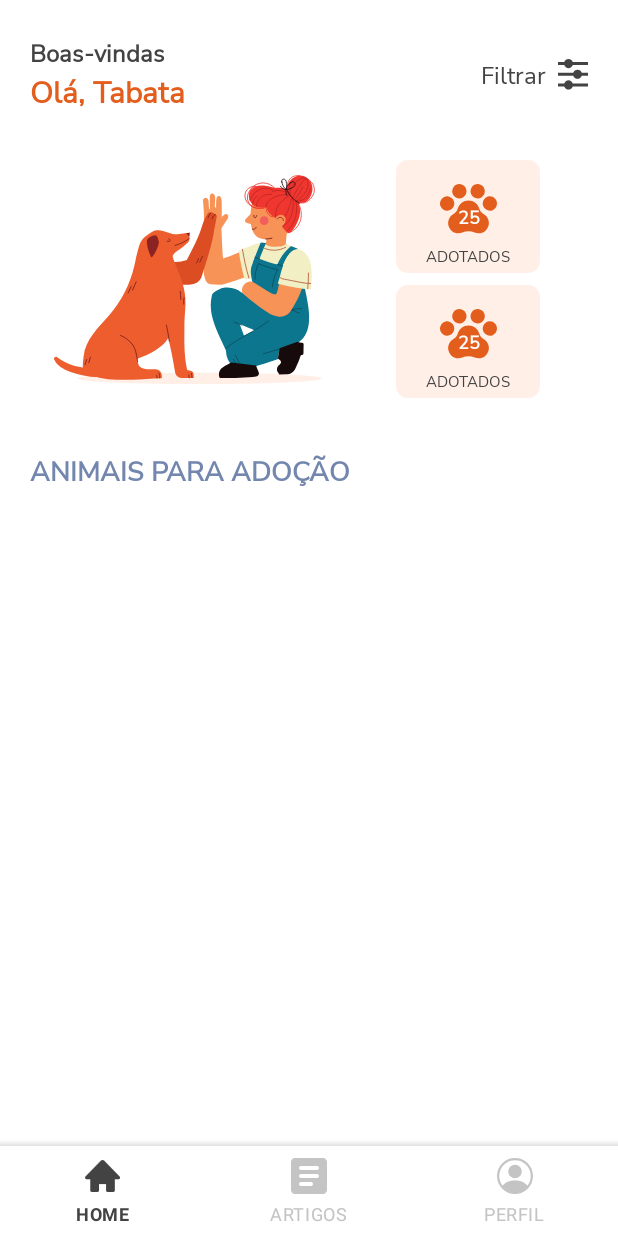
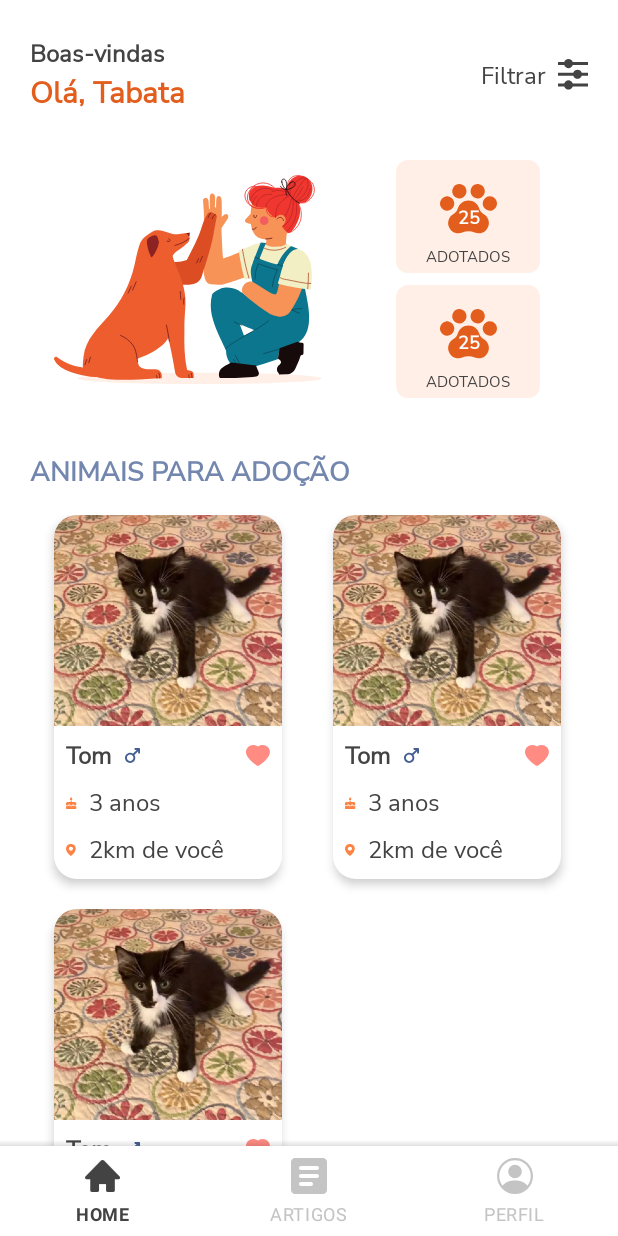
Before and after one commit to Pederzini/miaudote, an Android app: the layout activity_home_adotante.xml on its own in the app's theme, with its tools: preview values and no code run, on a phone screen of 412 x 824 dp. Run offline under Robolectric (Android 15) with nearby library versions, the phone set to English and light mode, and no system bars.

Commit message:
Inicia implementação do RecyclerView

```diff
--- /dev/null
+++ b/aplicacao/Miaudote/app/src/main/res/drawable/ic_card_animal_heart.xml
@@ -0,0 +1,9 @@
+<vector xmlns:android="http://schemas.android.com/apk/res/android"
+    android:width="16dp"
+    android:height="14dp"
+    android:viewportWidth="16"
+    android:viewportHeight="14">
+  <path
+      android:pathData="M15.5242,2.869C15.2773,2.3076 14.9214,1.7988 14.4764,1.3712C14.0309,0.9423 13.5058,0.6015 12.9295,0.3672C12.3318,0.1234 11.6909,-0.0015 11.0437,0C10.1358,0 9.2501,0.2442 8.4803,0.7055C8.2961,0.8159 8.1212,0.9371 7.9555,1.0691C7.7897,0.9371 7.6148,0.8159 7.4306,0.7055C6.6609,0.2442 5.7751,0 4.8672,0C4.2134,0 3.58,0.123 2.9815,0.3672C2.4032,0.6024 1.8821,0.9407 1.4346,1.3712C0.9889,1.7983 0.6329,2.3072 0.3867,2.869C0.1307,3.4533 0,4.0738 0,4.7123C0,5.3147 0.1252,5.9424 0.3738,6.581C0.5819,7.1146 0.8803,7.6682 1.2615,8.2272C1.8655,9.1117 2.696,10.0343 3.7273,10.9695C5.4362,12.5198 7.1286,13.5907 7.2004,13.6341L7.6369,13.9091C7.8302,14.0303 8.0788,14.0303 8.2722,13.9091L8.7086,13.6341C8.7805,13.5889 10.471,12.5198 12.1818,10.9695C13.2131,10.0343 14.0436,9.1117 14.6476,8.2272C15.0288,7.6682 15.329,7.1146 15.5352,6.581C15.7838,5.9424 15.9091,5.3147 15.9091,4.7123C15.9109,4.0738 15.7802,3.4533 15.5242,2.869Z"
+      android:fillColor="#FF8B82"/>
+</vector>
--- /dev/null
+++ b/aplicacao/Miaudote/app/src/main/res/drawable/ic_card_birthday.xml
@@ -0,0 +1,9 @@
+<vector xmlns:android="http://schemas.android.com/apk/res/android"
+    android:width="7dp"
+    android:height="8dp"
+    android:viewportWidth="7"
+    android:viewportHeight="8">
+  <path
+      android:pathData="M3.27273,2.18182C3.46561,2.18182 3.6506,2.1052 3.78699,1.96881C3.92338,1.83241 4,1.64743 4,1.45455C4,1.31636 3.96364,1.18909 3.89455,1.08L3.27273,0L2.65091,1.08C2.58182,1.18909 2.54545,1.31636 2.54545,1.45455C2.54545,1.64743 2.62208,1.83241 2.75847,1.96881C2.89486,2.1052 3.07984,2.18182 3.27273,2.18182ZM4.94545,5.81818L4.55636,5.42545L4.16364,5.81818C3.69091,6.28727 2.86182,6.29091 2.38545,5.81818L2,5.42545L1.6,5.81818C1.39139,6.02416 1.11753,6.151 0.82551,6.17689C0.53349,6.20277 0.24158,6.12608 0,5.96V7.63636C0,7.73281 0.03831,7.8253 0.10651,7.89349C0.1747,7.96169 0.26719,8 0.36364,8H6.18182C6.27826,8 6.37075,7.96169 6.43895,7.89349C6.50714,7.8253 6.54545,7.73281 6.54545,7.63636V5.96C6.30387,6.12608 6.01196,6.20277 5.71995,6.17689C5.42793,6.151 5.15406,6.02416 4.94545,5.81818ZM5.45455,3.27273H3.63636V2.54545H2.90909V3.27273H1.09091C0.80158,3.27273 0.52411,3.38766 0.31952,3.59225C0.11494,3.79683 0,4.07431 0,4.36364V4.92364C0,5.31636 0.32,5.63636 0.71273,5.63636C0.90909,5.63636 1.09091,5.56364 1.21455,5.42909L2,4.65455L2.76727,5.42909C3.03636,5.69818 3.50545,5.69818 3.77455,5.42909L4.54545,4.65455L5.32727,5.42909C5.45455,5.56364 5.63636,5.63636 5.82909,5.63636C6.22182,5.63636 6.54545,5.31636 6.54545,4.92364V4.36364C6.54545,4.07431 6.43052,3.79683 6.22593,3.59225C6.02135,3.38766 5.74387,3.27273 5.45455,3.27273Z"
+      android:fillColor="#FD8344"/>
+</vector>
--- /dev/null
+++ b/aplicacao/Miaudote/app/src/main/res/drawable/ic_card_location.xml
@@ -0,0 +1,9 @@
+<vector xmlns:android="http://schemas.android.com/apk/res/android"
+    android:width="7dp"
+    android:height="8dp"
+    android:viewportWidth="7"
+    android:viewportHeight="8">
+  <path
+      android:pathData="M3.11054,8.00009C2.54928,7.52135 2.02905,6.9965 1.55527,6.43105C0.84429,5.58187 0,4.31721 0,3.1121C-0.00031,2.49664 0.18197,1.89492 0.52377,1.3831C0.86557,0.87127 1.35152,0.47234 1.92012,0.2368C2.48873,0.00126 3.11443,-0.0603 3.71804,0.0599C4.32164,0.1801 4.87603,0.47666 5.31103,0.91206C5.60064,1.20039 5.8302,1.54329 5.98641,1.92093C6.14262,2.29856 6.22238,2.70343 6.22108,3.1121C6.22108,4.31721 5.37679,5.58187 4.66581,6.43105C4.19203,6.9965 3.6718,7.52135 3.11054,8.00009ZM3.11054,1.77901C2.75698,1.77901 2.41791,1.91946 2.1679,2.16946C1.9179,2.41947 1.77745,2.75854 1.77745,3.1121C1.77745,3.46566 1.9179,3.80473 2.1679,4.05474C2.41791,4.30474 2.75698,4.44519 3.11054,4.44519C3.4641,4.44519 3.80317,4.30474 4.05318,4.05474C4.30318,3.80473 4.44363,3.46566 4.44363,3.1121C4.44363,2.75854 4.30318,2.41947 4.05318,2.16946C3.80317,1.91946 3.4641,1.77901 3.11054,1.77901Z"
+      android:fillColor="#FD8344"/>
+</vector>
--- /dev/null
+++ b/aplicacao/Miaudote/app/src/main/res/drawable/ic_card_male.xml
@@ -0,0 +1,9 @@
+<vector xmlns:android="http://schemas.android.com/apk/res/android"
+    android:width="10dp"
+    android:height="10dp"
+    android:viewportWidth="10"
+    android:viewportHeight="10">
+  <path
+      android:pathData="M9.375,0H6.875C6.5313,0 6.25,0.2813 6.25,0.625C6.25,0.9688 6.5313,1.25 6.875,1.25H7.8625L5.3812,3.7313C4.8313,3.35 4.1625,3.125 3.4375,3.125C1.5375,3.125 0,4.6625 0,6.5625C0,8.4625 1.5375,10 3.4375,10C5.3375,10 6.875,8.4625 6.875,6.5625C6.875,5.8375 6.65,5.1687 6.2688,4.6125L8.75,2.1375V3.125C8.75,3.4688 9.0313,3.75 9.375,3.75C9.7188,3.75 10,3.4688 10,3.125V0.625C10,0.2813 9.7188,0 9.375,0ZM3.4375,8.75C2.2313,8.75 1.25,7.7688 1.25,6.5625C1.25,5.3562 2.2313,4.375 3.4375,4.375C4.6438,4.375 5.625,5.3562 5.625,6.5625C5.625,7.7688 4.6438,8.75 3.4375,8.75Z"
+      android:fillColor="#445E93"/>
+</vector>
--- /dev/null
+++ b/aplicacao/Miaudote/app/src/main/res/drawable/rounded_card_background.xml
@@ -0,0 +1,7 @@
+<?xml version="1.0" encoding="utf-8"?>
+<shape xmlns:android="http://schemas.android.com/apk/res/android">
+
+    <solid android:color="@color/white"/>
+    <corners android:radius="15dp"/>
+
+</shape>
--- a/aplicacao/Miaudote/app/src/main/res/layout/activity_home_adotante.xml
+++ b/aplicacao/Miaudote/app/src/main/res/layout/activity_home_adotante.xml
@@ -81,6 +81,17 @@
         app:layout_constraintStart_toStartOf="@id/welcome"
         app:layout_constraintTop_toBottomOf="@id/girl_with_dog" />
 
+    <androidx.recyclerview.widget.RecyclerView
+        android:layout_width="match_parent"
+        android:layout_height="wrap_content"
+        android:layout_marginStart="@dimen/space_twenty"
+        android:layout_marginEnd="@dimen/space_twenty"
+        android:paddingTop="@dimen/space_sixteen"
+        app:layoutManager="androidx.recyclerview.widget.GridLayoutManager"
+        app:layout_constraintTop_toBottomOf="@id/title"
+        app:spanCount="2"
+        tools:listitem="@layout/item_animal_adotante" />
+
     <View
         android:layout_width="match_parent"
         android:layout_height="@dimen/size_four"
--- /dev/null
+++ b/aplicacao/Miaudote/app/src/main/res/layout/item_animal_adotante.xml
@@ -0,0 +1,96 @@
+<?xml version="1.0" encoding="utf-8"?>
+<androidx.constraintlayout.widget.ConstraintLayout xmlns:android="http://schemas.android.com/apk/res/android"
+    xmlns:app="http://schemas.android.com/apk/res-auto"
+    xmlns:tools="http://schemas.android.com/tools"
+    android:layout_width="152dp"
+    android:layout_height="wrap_content"
+    android:layout_marginStart="@dimen/space_sixteen"
+    android:layout_marginBottom="@dimen/space_twenty"
+    android:background="@drawable/rounded_card_background"
+    android:elevation="@dimen/size_four"
+    android:orientation="vertical">
+
+    <com.google.android.material.imageview.ShapeableImageView
+        android:id="@+id/iv_picture"
+        android:layout_width="wrap_content"
+        android:layout_height="wrap_content"
+        android:adjustViewBounds="true"
+        android:scaleType="centerCrop"
+        android:src="@drawable/cat"
+        app:layout_constraintStart_toStartOf="parent"
+        app:layout_constraintTop_toTopOf="parent"
+        app:shapeAppearanceOverlay="@style/ShapeAppearanceOverlay.App.SelectedCornerRadius" />
+
+    <TextView
+        android:id="@+id/tv_animal_name"
+        style="@style/regularTextBold"
+        android:layout_width="wrap_content"
+        android:layout_height="wrap_content"
+        android:layout_margin="@dimen/space_eight"
+        app:layout_constraintStart_toStartOf="parent"
+        app:layout_constraintTop_toBottomOf="@id/iv_picture"
+        tools:text="Tom" />
+
+    <ImageView
+        android:id="@+id/iv_gender"
+        android:layout_width="wrap_content"
+        android:layout_height="wrap_content"
+        android:layout_marginStart="@dimen/space_eight"
+        app:layout_constraintBottom_toBottomOf="@id/tv_animal_name"
+        app:layout_constraintStart_toEndOf="@id/tv_animal_name"
+        app:layout_constraintTop_toTopOf="@id/tv_animal_name"
+        tools:src="@drawable/ic_card_male" />
+
+    <ImageView
+        android:id="@+id/iv_bookmark"
+        android:layout_width="wrap_content"
+        android:layout_height="wrap_content"
+        android:layout_marginEnd="@dimen/space_eight"
+        android:src="@drawable/ic_card_animal_heart"
+        app:layout_constraintBottom_toBottomOf="@id/tv_animal_name"
+        app:layout_constraintEnd_toEndOf="@id/iv_picture"
+        app:layout_constraintTop_toTopOf="@id/tv_animal_name" />
+
+    <ImageView
+        android:id="@+id/iv_birthday"
+        android:layout_width="wrap_content"
+        android:layout_height="wrap_content"
+        android:src="@drawable/ic_card_birthday"
+        app:layout_constraintBottom_toBottomOf="@id/tv_birthday"
+        app:layout_constraintStart_toStartOf="@id/tv_animal_name"
+        app:layout_constraintTop_toTopOf="@id/tv_birthday" />
+
+    <TextView
+        android:id="@+id/tv_birthday"
+        style="@style/regularText"
+        android:layout_width="wrap_content"
+        android:layout_height="wrap_content"
+        android:layout_marginStart="@dimen/space_eight"
+        android:layout_marginTop="@dimen/space_eight"
+        app:layout_constraintStart_toEndOf="@id/iv_birthday"
+        app:layout_constraintTop_toBottomOf="@id/tv_animal_name"
+        tools:text="3 anos" />
+
+    <ImageView
+        android:id="@+id/iv_location"
+        android:layout_width="wrap_content"
+        android:layout_height="wrap_content"
+        android:src="@drawable/ic_card_location"
+        app:layout_constraintBottom_toBottomOf="@id/tv_location"
+        app:layout_constraintStart_toStartOf="@id/tv_animal_name"
+        app:layout_constraintTop_toTopOf="@id/tv_location" />
+
+    <TextView
+        android:id="@+id/tv_location"
+        style="@style/regularText"
+        android:layout_width="wrap_content"
+        android:layout_height="wrap_content"
+        android:layout_marginStart="@dimen/space_eight"
+        android:layout_marginTop="@dimen/space_eight"
+        android:layout_marginBottom="@dimen/space_eight"
+        app:layout_constraintBottom_toBottomOf="parent"
+        app:layout_constraintStart_toEndOf="@id/iv_birthday"
+        app:layout_constraintTop_toBottomOf="@id/tv_birthday"
+        tools:text="2km de você" />
+
+</androidx.constraintlayout.widget.ConstraintLayout>
--- a/aplicacao/Miaudote/app/src/main/res/values/styles.xml
+++ b/aplicacao/Miaudote/app/src/main/res/values/styles.xml
@@ -101,4 +101,12 @@
         <item name="android:background">@android:color/transparent</item>
     </style>
 
+    <style name="ShapeAppearanceOverlay.App.SelectedCornerRadius" parent="">
+        <item name="cornerFamily">rounded</item>
+        <item name="cornerSizeTopRight">15dp</item>
+        <item name="cornerSizeTopLeft">15dp</item>
+        <item name="cornerSizeBottomRight">0dp</item>
+        <item name="cornerSizeBottomLeft">0dp</item>
+    </style>
+
 </resources>
```
Also changed, not shown: aplicacao/Miaudote/app/build.gradle (+7 -0 lines), aplicacao/Miaudote/app/src/main/AndroidManifest.xml (+8 -8 lines), aplicacao/Miaudote/app/src/main/java/com/miaudote/Animal.kt (added, +14 -0 lines), aplicacao/Miaudote/app/src/main/java/com/miaudote/AnimalAdotanteGridAdapter.kt (added, +50 -0 lines), aplicacao/Miaudote/app/src/main/res/drawable/ic_broken_image.xml (added, +27 -0 lines), aplicacao/Miaudote/app/src/main/res/drawable/ic_card_animal_empty_heart.xml (added, +11 -0 lines), aplicacao/Miaudote/app/src/main/res/drawable/ic_card_female.xml (added, +9 -0 lines), aplicacao/Miaudote/app/src/main/res/drawable/ic_placeholder_animal.xml (added, +10 -0 lines), aplicacao/Miaudote/app/src/main/res/drawable/loading_animation.xml (added, +23 -0 lines), aplicacao/Miaudote/app/src/main/res/drawable/loading_img.xml (added, +39 -0 lines), aplicacao/Miaudote/app/src/main/res/drawable/cat.webp (added).
